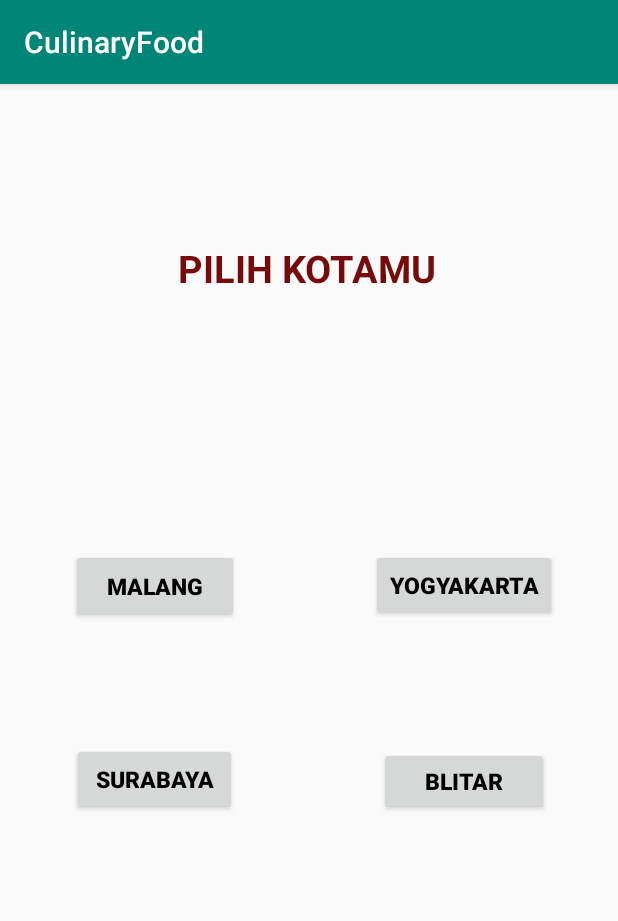
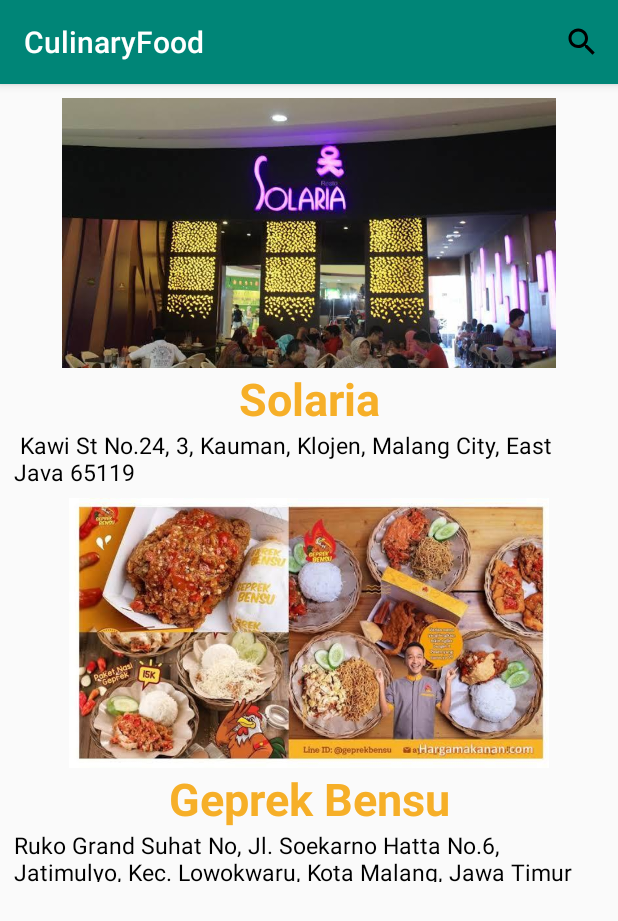
Before and after one commit to CulinaryFood/Culinary, an Android app: the screen it shows after launch (MainActivity before the commit, MalangActivity after it), after a tap on "YOGYAKARTA", on a phone screen of 412 x 824 dp. Shown: the top 921 px of the screen. Run offline under Robolectric (Android 15) with nearby library versions, the phone set to English and light mode, and no system bars.

Commit message:
commit 1 resto model untuk seluruh activity

```diff
--- a/app/src/main/java/id/ac/polinema/culinaryfood/activities/MainActivity.java
+++ b/app/src/main/java/id/ac/polinema/culinaryfood/activities/MainActivity.java
@@ -17,6 +17,8 @@
         setContentView(R.layout.activity_main);
     }
 
+
+
     public void handlerClickBlitar(View view) {
     }
 
@@ -25,9 +27,13 @@
 
     public void handlerClickMalang(View view) {
         Intent intent = new Intent(this,MalangActivity.class);
+        intent.putExtra("kode_resto","malang");
         startActivity(intent);
     }
 
     public void handlerClickJogja(View view) {
+        Intent intent = new Intent(this,MalangActivity.class);
+        intent.putExtra("kode_resto","jogja");
+        startActivity(intent);
     }
 }
--- a/app/src/main/java/id/ac/polinema/culinaryfood/activities/MalangActivity.java
+++ b/app/src/main/java/id/ac/polinema/culinaryfood/activities/MalangActivity.java
@@ -22,12 +22,31 @@
     private RecyclerView recyclerView;
     private Adapters adapters;
     private RecyclerView.LayoutManager layoutManager;
+
     @Override
     protected void onCreate(Bundle savedInstanceState) {
         super.onCreate(savedInstanceState);
         setContentView(R.layout.activity_malang);
 
-        resto_malang();
+        Bundle extras = getIntent().getExtras();
+        String code="";
+
+        if(extras!=null)
+        {
+            code = extras.getString("kode_resto");
+        }
+
+
+        //String code = args.putString("Judul", getIntent().getExtras().getString("Judul"));
+
+        if(code.equals("malang"))
+        {
+            resto_malang();
+        }
+        else if(code.equals("jogja"))
+        {
+            resto_jogja();
+        }
         buildRecyclerView();
     }
     private void filter(String text) {
@@ -47,6 +66,14 @@
         restoModels.add(new RestoModel(R.drawable.solaria, "Solaria", " Kawi St No.24, 3, Kauman, Klojen, Malang City, East Java 65119"));
         restoModels.add(new RestoModel(R.drawable.bensu, "Geprek Bensu", "Ruko Grand Suhat No, Jl. Soekarno Hatta No.6, Jatimulyo, Kec. Lowokwaru, Kota Malang, Jawa Timur 65141"));
         restoModels.add(new RestoModel(R.drawable.nelongso, "Ayam Nelongso", "Jl. Dieng, Sumberjo, Kalisongo, Kec. Dau, Malang, Jawa Timur 65116"));
+    }
+
+    public void resto_jogja(){
+
+        restoModels = new ArrayList<>();
+        restoModels.add(new RestoModel(R.drawable.solaria, "Solaria", " Kawi St No.24, 3, Kauman, Klojen, Malang City, East Java 65119"));
+        restoModels.add(new RestoModel(R.drawable.bensu, "Geprek Bensu", "Ruko Grand Suhat No, Jl. Soekarno Hatta No.6, Jatimulyo, Kec. Lowokwaru, Kota Malang, Jawa Timur 65141"));
+
     }
 
     private void buildRecyclerView() {
```
